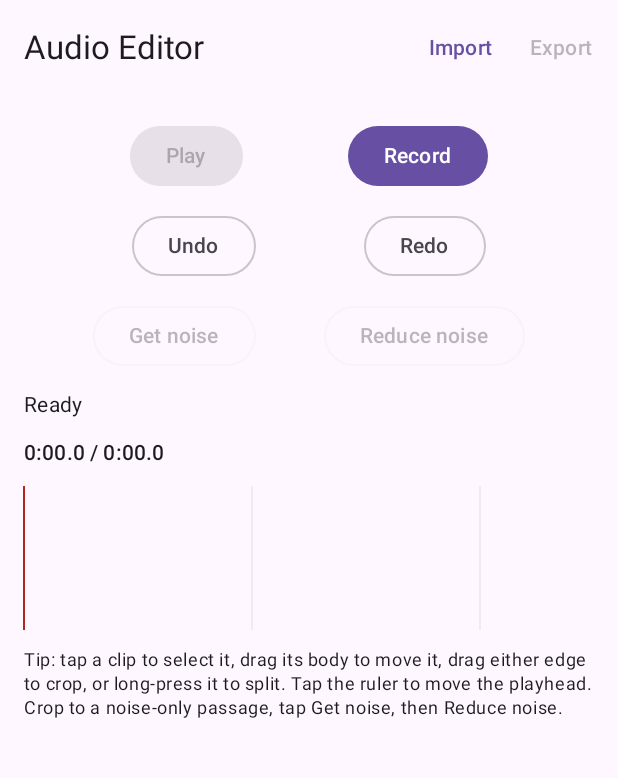
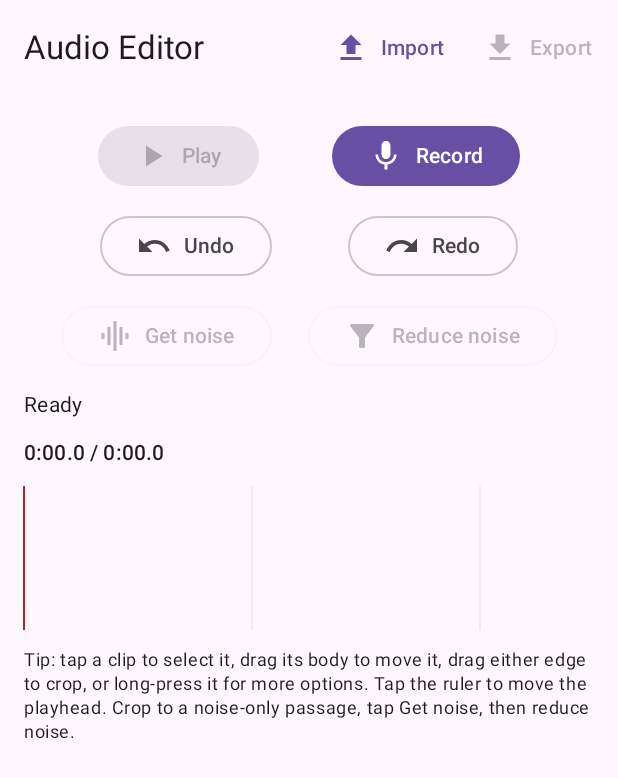
Before and after one commit to Brooklyn-git/Android-Audio-Editor, an Android app built with Jetpack Compose: the screen it shows after launch (MainActivity), on a phone screen of 412 x 824 dp. Shown: the top 778 px of the screen. Run offline under Robolectric (Android 15) with nearby library versions, the phone set to English and light mode, and no system bars.

Commit message:
app: add clip context menu with icons and localized labels

```diff
--- a/app/src/main/kotlin/dev/audioeditor/MainActivity.kt
+++ b/app/src/main/kotlin/dev/audioeditor/MainActivity.kt
@@ -9,14 +9,28 @@ import androidx.activity.result.contract.ActivityResultContracts
 import androidx.compose.foundation.layout.Arrangement
 import androidx.compose.foundation.layout.Column
 import androidx.compose.foundation.layout.Row
+import androidx.compose.foundation.layout.Spacer
 import androidx.compose.foundation.layout.fillMaxSize
 import androidx.compose.foundation.layout.fillMaxWidth
 import androidx.compose.foundation.layout.padding
+import androidx.compose.foundation.layout.width
 import androidx.compose.foundation.rememberScrollState
 import androidx.compose.foundation.verticalScroll
+import androidx.compose.material.icons.Icons
+import androidx.compose.material.icons.automirrored.filled.Redo
+import androidx.compose.material.icons.automirrored.filled.Undo
+import androidx.compose.material.icons.filled.Download
+import androidx.compose.material.icons.filled.FilterAlt
+import androidx.compose.material.icons.filled.GraphicEq
+import androidx.compose.material.icons.filled.Mic
+import androidx.compose.material.icons.filled.Pause
+import androidx.compose.material.icons.filled.PlayArrow
+import androidx.compose.material.icons.filled.Stop
+import androidx.compose.material.icons.filled.Upload
 import androidx.compose.material3.AlertDialog
 import androidx.compose.material3.Button
 import androidx.compose.material3.ExperimentalMaterial3Api
+import androidx.compose.material3.Icon
 import androidx.compose.material3.MaterialTheme
 import androidx.compose.material3.OutlinedButton
 import androidx.compose.material3.Scaffold
@@ -31,11 +45,15 @@ import androidx.compose.runtime.remember
 import androidx.compose.runtime.setValue
 import androidx.compose.ui.Alignment
 import androidx.compose.ui.Modifier
+import androidx.compose.ui.graphics.vector.ImageVector
+import androidx.compose.ui.res.stringResource
 import androidx.compose.ui.unit.dp
 import androidx.lifecycle.viewmodel.compose.viewModel
+import dev.audioeditor.R
 import dev.audioeditor.core.model.ProjectOps
 import dev.audioeditor.ui.EditorViewModel
 import dev.audioeditor.ui.Timeline
+import dev.audioeditor.ui.formatTime
 
 class MainActivity : ComponentActivity() {
     override fun onCreate(savedInstanceState: Bundle?) {
@@ -62,7 +80,6 @@ fun EditorScreen(viewModel: EditorViewModel = viewModel()) {
     val recordingWaveform by viewModel.recordingWaveform.collectAsState()
     val recordingElapsedMs by viewModel.recordingElapsedMs.collectAsState()
 
-    var splitRequest by remember { mutableStateOf<SplitRequest?>(null) }
     var showNoiseScopeDialog by remember { mutableStateOf(false) }
 
     val importLauncher = rememberLauncherForActivityResult(ActivityResultContracts.OpenDocument()) { uri ->
@@ -79,20 +96,33 @@ fun EditorScreen(viewModel: EditorViewModel = viewModel()) {
     val selectedClip = project.tracks.firstNotNullOfOrNull { track ->
         track.clips.firstOrNull { it.id == selectedId }
     }
+    val statusText = when {
+        isRecording -> stringResource(R.string.status_recording, formatTime(recordingElapsedMs))
+        isWorking -> stringResource(R.string.status_working, status)
+        else -> status
+    }
+    val timeText = stringResource(
+        R.string.time_current_of_total,
+        formatTime(playheadMs),
+        formatTime(durationMs),
+    )
+    val selectedText = selectedClip?.let {
+        stringResource(R.string.selected_range, formatTime(it.sourceInMs), formatTime(it.sourceOutMs))
+    }
 
     Scaffold(
         topBar = {
             TopAppBar(
-                title = { Text("Audio Editor") },
+                title = { Text(stringResource(R.string.app_name)) },
                 actions = {
                     TextButton(onClick = { importLauncher.launch(arrayOf("audio/*")) }) {
-                        Text("Import")
+                        IconedLabel(Icons.Filled.Upload, stringResource(R.string.action_import))
                     }
                     TextButton(
                         onClick = { exportLauncher.launch("audio-editor.wav") },
                         enabled = durationMs > 0 && !isWorking,
                     ) {
-                        Text("Export")
+                        IconedLabel(Icons.Filled.Download, stringResource(R.string.action_export))
                     }
                 },
             )
@@ -112,7 +142,11 @@ fun EditorScreen(viewModel: EditorViewModel = viewModel()) {
                 verticalAlignment = Alignment.CenterVertically,
             ) {
                 Button(onClick = { viewModel.togglePlayback() }, enabled = durationMs > 0) {
-                    Text(if (isPlaying) "Pause" else "Play")
+                    val icon = if (isPlaying) Icons.Filled.Pause else Icons.Filled.PlayArrow
+                    val label = stringResource(
+                        if (isPlaying) R.string.action_pause else R.string.action_play,
+                    )
+                    IconedLabel(icon, label)
                 }
                 Button(
                     onClick = {
@@ -126,7 +160,11 @@ fun EditorScreen(viewModel: EditorViewModel = viewModel()) {
                     },
                     enabled = !isWorking,
                 ) {
-                    Text(if (isRecording) "Stop" else "Record")
+                    val icon = if (isRecording) Icons.Filled.Stop else Icons.Filled.Mic
+                    val label = stringResource(
+                        if (isRecording) R.string.action_stop else R.string.action_record,
+                    )
+                    IconedLabel(icon, label)
                 }
             }
 
@@ -134,8 +172,12 @@ fun EditorScreen(viewModel: EditorViewModel = viewModel()) {
                 modifier = Modifier.fillMaxWidth(),
                 horizontalArrangement = Arrangement.SpaceEvenly,
             ) {
-                OutlinedButton(onClick = { viewModel.undo() }) { Text("Undo") }
-                OutlinedButton(onClick = { viewModel.redo() }) { Text("Redo") }
+                OutlinedButton(onClick = { viewModel.undo() }) {
+                    IconedLabel(Icons.AutoMirrored.Filled.Undo, stringResource(R.string.action_undo))
+                }
+                OutlinedButton(onClick = { viewModel.redo() }) {
+                    IconedLabel(Icons.AutoMirrored.Filled.Redo, stringResource(R.string.action_redo))
+                }
             }
 
             Row(
@@ -145,24 +187,20 @@ fun EditorScreen(viewModel: EditorViewModel = viewModel()) {
                 OutlinedButton(
                     onClick = { viewModel.captureNoiseProfile() },
                     enabled = selectedClip != null && !isWorking,
-                ) { Text("Get noise") }
+                ) {
+                    IconedLabel(Icons.Filled.GraphicEq, stringResource(R.string.action_get_noise))
+                }
                 OutlinedButton(
                     onClick = { showNoiseScopeDialog = true },
                     enabled = selectedClip != null && !isWorking,
-                ) { Text("Reduce noise") }
+                ) {
+                    IconedLabel(Icons.Filled.FilterAlt, stringResource(R.string.action_reduce_noise))
+                }
             }
 
+            Text(text = statusText, style = MaterialTheme.typography.bodyMedium)
             Text(
-                text = when {
-                    isRecording -> "Recording ${formatTime(recordingElapsedMs)}"
-                    isWorking -> "$status (working...)"
-                    else -> status
-                },
-                style = MaterialTheme.typography.bodyMedium,
-            )
-            Text(
-                text = "${formatTime(playheadMs)} / ${formatTime(durationMs)}" +
-                    if (selectedClip != null) "  •  selected: ${formatTime(selectedClip.sourceInMs)}–${formatTime(selectedClip.sourceOutMs)}" else "",
+                text = listOfNotNull(timeText, selectedText).joinToString("  •  "),
                 style = MaterialTheme.typography.labelLarge,
             )
 
@@ -176,8 +214,10 @@ fun EditorScreen(viewModel: EditorViewModel = viewModel()) {
                 recordingElapsedMs = recordingElapsedMs,
                 onSelect = { viewModel.selectClip(it) },
                 onSeek = { viewModel.seek(it) },
-                onLongPress = { trackId, clipId, atMs ->
-                    splitRequest = SplitRequest(trackId, clipId, atMs)
+                onDeleteClip = { trackId, clipId -> viewModel.deleteClip(trackId, clipId) },
+                onSplitClip = { trackId, clipId, atMs -> viewModel.splitClip(trackId, clipId, atMs) },
+                onReduceNoiseForTrack = { trackId ->
+                    viewModel.reduceNoise(EditorViewModel.NoiseScope.CURRENT_TRACK, trackId)
                 },
                 onGestureStart = { viewModel.beginGesture() },
                 onMove = { trackId, clipId, start -> viewModel.moveClip(trackId, clipId, start) },
@@ -186,37 +226,16 @@ fun EditorScreen(viewModel: EditorViewModel = viewModel()) {
             )
 
             Text(
-                text = "Tip: tap a clip to select it, drag its body to move it, drag either edge to crop, " +
-                    "or long-press it to split. Tap the ruler to move the playhead. " +
-                    "Crop to a noise-only passage, tap Get noise, then Reduce noise.",
+                text = stringResource(R.string.tip_timeline),
                 style = MaterialTheme.typography.bodySmall,
-            )
-        }
-
-        splitRequest?.let { request ->
-            AlertDialog(
-                onDismissRequest = { splitRequest = null },
-                title = { Text("Split clip?") },
-                text = { Text("Split this clip at ${formatTime(request.atMs)}?") },
-                confirmButton = {
-                    TextButton(
-                        onClick = {
-                            viewModel.splitClip(request.trackId, request.clipId, request.atMs)
-                            splitRequest = null
-                        },
-                    ) { Text("Split") }
-                },
-                dismissButton = {
-                    TextButton(onClick = { splitRequest = null }) { Text("Cancel") }
-                },
             )
         }
 
         if (showNoiseScopeDialog) {
             AlertDialog(
                 onDismissRequest = { showNoiseScopeDialog = false },
-                title = { Text("Reduce noise") },
-                text = { Text("Apply the captured noise profile to:") },
+                title = { Text(stringResource(R.string.dialog_noise_scope_title)) },
+                text = { Text(stringResource(R.string.dialog_noise_scope_message)) },
                 confirmButton = {
                     Row {
                         TextButton(
@@ -224,33 +243,32 @@ fun EditorScreen(viewModel: EditorViewModel = viewModel()) {
                                 viewModel.reduceNoise(EditorViewModel.NoiseScope.CURRENT_TRACK)
                                 showNoiseScopeDialog = false
                             },
-                        ) { Text("Current track only") }
+                        ) {
+                            Text(stringResource(R.string.dialog_noise_scope_current))
+                        }
                         TextButton(
                             onClick = {
                                 viewModel.reduceNoise(EditorViewModel.NoiseScope.ALL_TRACKS)
                                 showNoiseScopeDialog = false
                             },
-                        ) { Text("All tracks") }
+                        ) {
+                            Text(stringResource(R.string.dialog_noise_scope_all))
+                        }
                     }
                 },
                 dismissButton = {
-                    TextButton(onClick = { showNoiseScopeDialog = false }) { Text("Cancel") }
+                    TextButton(onClick = { showNoiseScopeDialog = false }) {
+                        Text(stringResource(R.string.action_cancel))
+                    }
                 },
             )
         }
     }
 }
 
-private data class SplitRequest(
-    val trackId: String,
-    val clipId: String,
-    val atMs: Long,
-)
-
-private fun formatTime(ms: Long): String {
-    val totalSeconds = ms / 1_000
-    val minutes = totalSeconds / 60
-    val seconds = totalSeconds % 60
-    val tenths = (ms % 1_000) / 100
-    return "%d:%02d.%d".format(minutes, seconds, tenths)
+@Composable
+private fun IconedLabel(icon: ImageVector, label: String) {
+    Icon(icon, contentDescription = null)
+    Spacer(Modifier.width(8.dp))
+    Text(label)
 }
```
Also changed, not shown: app/src/main/kotlin/dev/audioeditor/ui/Timeline.kt (+90 -2 lines).
